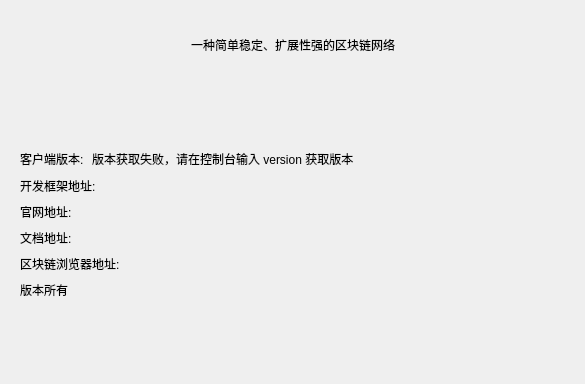
First picture: the form in src/forms/aboutdialog.ui, repository YingQm/dplatform-qt, before the edit.
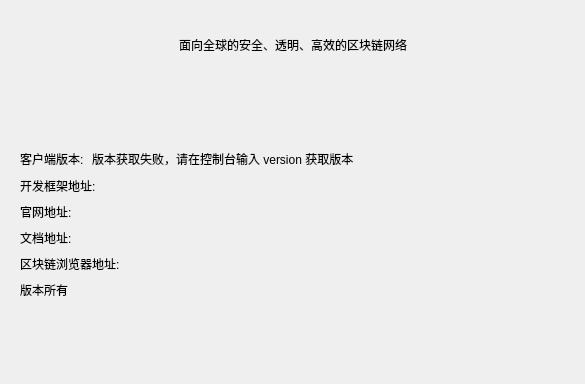
Second picture: the form after the edit. Icons and pictures are not drawn.

Patch:
```diff
--- a/src/forms/aboutdialog.ui
+++ b/src/forms/aboutdialog.ui
@@ -90,7 +90,7 @@
         <item>
          <widget class="QLabel" name="labelAbout">
           <property name="text">
-           <string>一种简单稳定、扩展性强的区块链网络</string>
+           <string>面向全球的安全、透明、高效的区块链网络</string>
           </property>
          </widget>
         </item>
```
